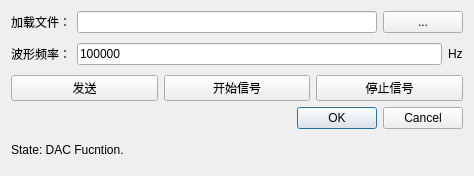
Before: the Qt Designer form PRO/NetworkPlot/da_dialog.ui in carloscn/netplot, drawn with Qt 5.
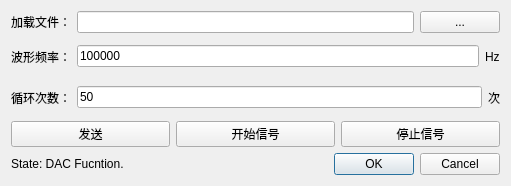
After: the same form once the commit is applied.

```diff
--- a/PRO/NetworkPlot/da_dialog.ui
+++ b/PRO/NetworkPlot/da_dialog.ui
@@ -6,8 +6,8 @@
    <rect>
     <x>0</x>
     <y>0</y>
-    <width>474</width>
-    <height>176</height>
+    <width>511</width>
+    <height>186</height>
    </rect>
   </property>
   <property name="windowTitle">
@@ -60,6 +60,31 @@
      </item>
     </layout>
    </item>
+   <item>
+    <layout class="QHBoxLayout" name="horizontalLayout_4">
+     <item>
+      <widget class="QLabel" name="label_4">
+       <property name="text">
+        <string>循环次数：</string>
+       </property>
+      </widget>
+     </item>
+     <item>
+      <widget class="QLineEdit" name="lineEdit_cycle_num">
+       <property name="text">
+        <string>50</string>
+       </property>
+      </widget>
+     </item>
+     <item>
+      <widget class="QLabel" name="label_5">
+       <property name="text">
+        <string>次</string>
+       </property>
+      </widget>
+     </item>
+    </layout>
+   </item>
    <item>
     <layout class="QHBoxLayout" name="horizontalLayout_3">
      <item>
@@ -86,6 +111,15 @@
     </layout>
    </item>
    <item>
+    <layout class="QHBoxLayout" name="horizontalLayout_5">
+     <item>
+      <widget class="QLabel" name="label_dac_state">
+       <property name="text">
+        <string>State: DAC Fucntion.</string>
+       </property>
+      </widget>
+     </item>
+     <item>
     <widget class="QDialogButtonBox" name="buttonBox">
      <property name="orientation">
       <enum>Qt::Horizontal</enum>
@@ -95,12 +129,7 @@
      </property>
     </widget>
    </item>
-   <item>
-    <widget class="QLabel" name="label_dac_state">
-     <property name="text">
-      <string>State: DAC Fucntion.</string>
-     </property>
-    </widget>
+    </layout>
    </item>
   </layout>
  </widget>
```
Lines whose indentation alone changed are shown as unchanged.
